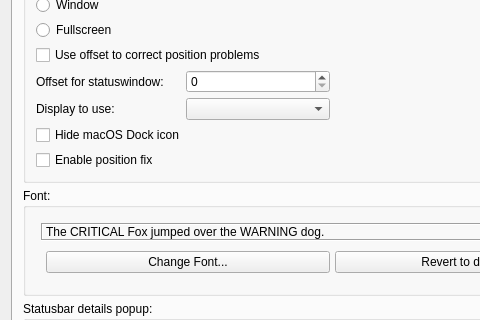
The window that Nagstamon/resources/qui/settings_main.ui (HenriWahl/Nagstamon) describes before a commit, drawn with Qt 5; both pictures show x 0 to 480 and y 210 to 530 of the 665 by 1193 pixel window.
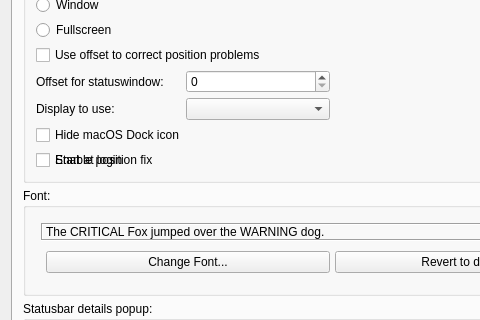
The same window after the commit.

Commit message: macOS: hint when running under Rosetta, and a start at login option (#1243)

```diff
--- a/Nagstamon/resources/qui/settings_main.ui
+++ b/Nagstamon/resources/qui/settings_main.ui
@@ -770,6 +770,13 @@
             </property>
            </widget>
           </item>
+          <item row="15" column="0">
+           <widget class="QCheckBox" name="input_checkbox_start_at_login">
+            <property name="text">
+             <string>Start at login</string>
+            </property>
+           </widget>
+          </item>
           <item row="8" column="0" colspan="2">
            <widget class="QCheckBox" name="input_checkbox_systray_offset_use">
             <property name="text">
```
Left out of the diff: 1 changed line with no effect on the pictures. The commit also changes 11 other files.
